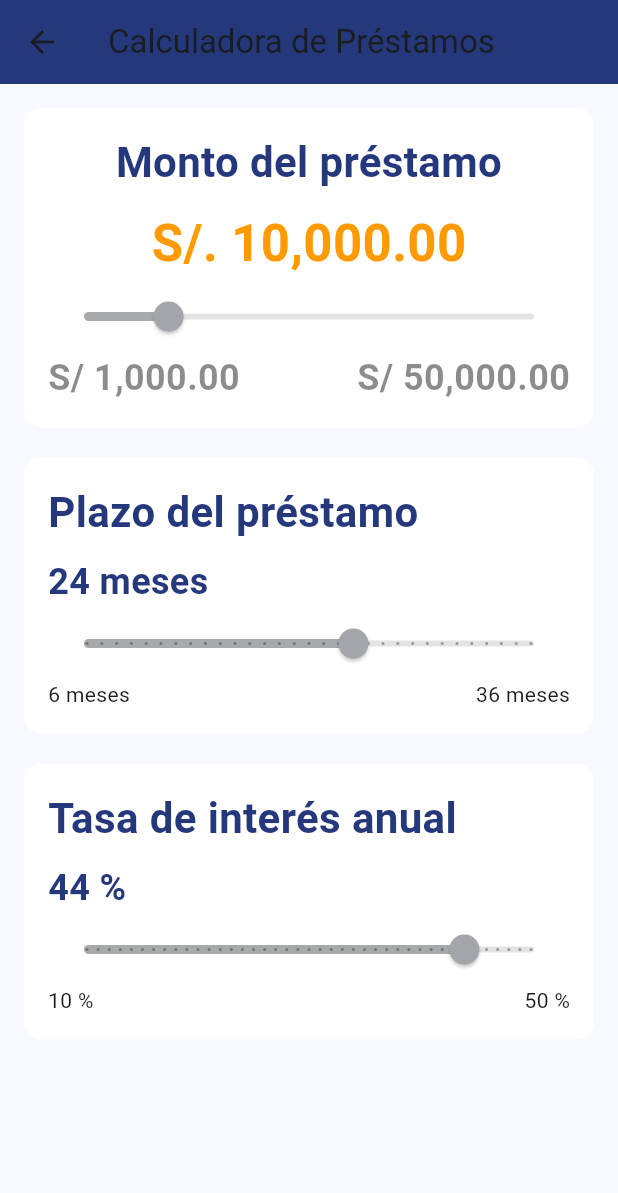
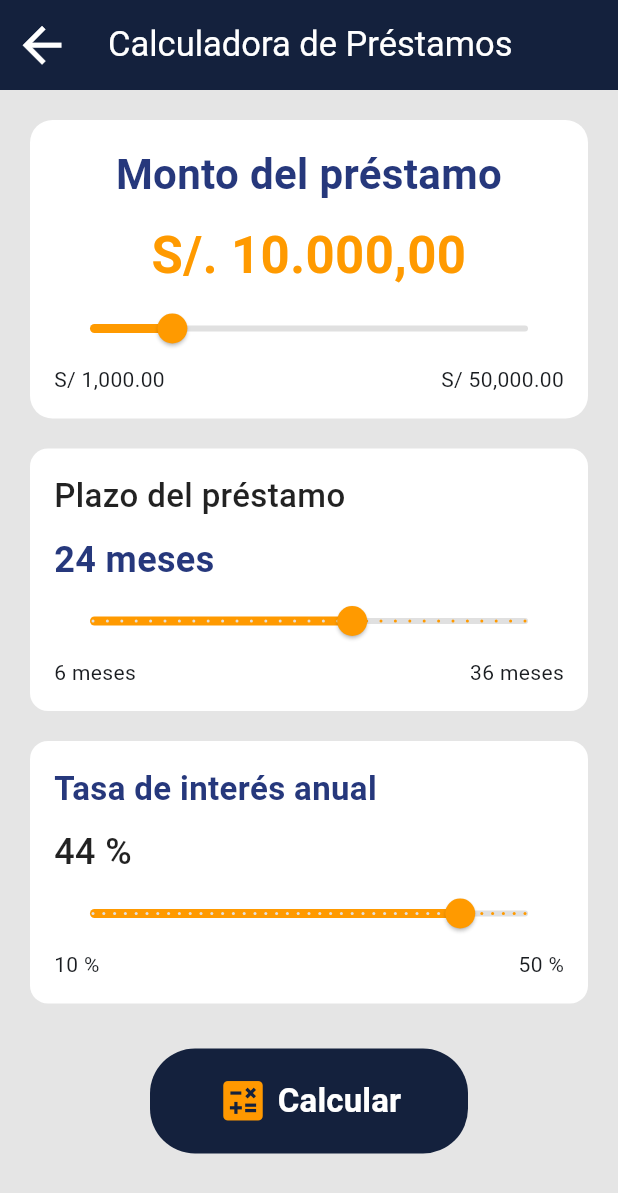
Before and after one commit to hectorfd/examen_flutter_hector, a Flutter app: the screen it shows after launch, after a tap on "Empezar", on a phone screen of 412 x 824 dp. Shown: the top 1193 px of the screen. Run offline on Flutter 3.47's test engine with Material 3 defaults, Android fonts, the light colour scheme and no system bars; network calls fail.

Commit message:
agregar boton, y formato moneda

```diff
--- a/lib/vistas/calculadora.dart
+++ b/lib/vistas/calculadora.dart
@@ -1,47 +1,104 @@
 import 'package:flutter/material.dart';
+import 'package:intl/intl.dart';
 
-class Calculadora extends StatelessWidget {
+class Calculadora extends StatefulWidget {
   const Calculadora({super.key});
 
   @override
+  _CalculadoraState createState() => _CalculadoraState();
+}
+
+class _CalculadoraState extends State<Calculadora> {
+  double _montoPrestamo = 10000.0;
+  int _plazoPrestamo = 24;
+  double _tasaInteres = 44.0;
+
+
+
+  @override
   Widget build(BuildContext context) {
+
     final Size screenSize = MediaQuery.of(context).size;
     final double scaleFactor = screenSize.width > 600 ? 1.5 : 1.0;
+    double iconSize = screenSize.width > 600 ? 32.0 : 24.0;
     return Scaffold(
+      backgroundColor:const Color(0xFFE5E5E5),
       appBar: AppBar(
-        title: const Text('Calculadora de Préstamos'),
-        backgroundColor: const Color(0xFF26387C),
+        toolbarHeight: 60 * scaleFactor,
+        title: Text('Calculadora de Préstamos', style: TextStyle(color: Colors.white, fontSize: 23 * scaleFactor),),
+        backgroundColor: const Color(0xFF14213D),
+        leading: IconButton(onPressed: (){
+          Navigator.pop(context);
+        }, icon: Icon(Icons.arrow_back, size: iconSize * 1.6,color: Colors.white,),),
+        centerTitle: true,
+
       ),
-      body: Padding(
-        padding: EdgeInsets.all(16.0 * scaleFactor),
+      body: SingleChildScrollView(
+        child: Padding(
+          padding: EdgeInsets.all(20 * scaleFactor),
           child: Column(
             crossAxisAlignment: CrossAxisAlignment.stretch,
             children: [
-            _buildMontoPrestamo(scaleFactor),
+              _buildMonto(scaleFactor),
               SizedBox(height: 20 * scaleFactor),
-            _buildPlazoPrestamo(scaleFactor),
+              _buildPlazo(scaleFactor),
               SizedBox(height: 20 * scaleFactor),
               _buildTasaInteres(scaleFactor),
-            SizedBox(height: 20 * scaleFactor),
-
+              SizedBox(height: 30 * scaleFactor),
+               Padding(
+                  padding: EdgeInsets.only(right: 80 * scaleFactor, left: 80 * scaleFactor),
+                  child: Row(
+                      mainAxisAlignment: MainAxisAlignment.end,
+                      children: [
+                        Expanded(
+                          child: ElevatedButton(
+                            // estilos
+                            style: ElevatedButton.styleFrom(
+                              backgroundColor:const Color(0xFF14213D),
+                              shape: RoundedRectangleBorder(borderRadius: BorderRadius.circular(30 * scaleFactor)),
+                              minimumSize: Size(1 * scaleFactor, 70 * scaleFactor),
+                              elevation: 0.0,
+                            ),
+                            onPressed: () {
+                              Navigator.push(
+                              context,
+                              MaterialPageRoute(builder: (context) => const Calculadora()),
+                              );
+                            },
+                            child: Row(
+                              mainAxisAlignment: MainAxisAlignment.center,
+                              children: [
+                                Icon(Icons.calculate, color: Colors.orange, size: 35 * scaleFactor),
+                                Text(' Calcular', style: TextStyle(fontSize: scaleFactor * 22, color: Colors.white, fontWeight: FontWeight.bold)),
                               ],
+                            ),
+                          ),
+                        ),
+                      ],
+                    ),
+                )
+            ],
+          ),
         ),
       ),
     );
   }
 
-  Widget _buildMontoPrestamo(double scaleFactor) {
-
+  Widget _buildMonto(double scaleFactor) {
+    NumberFormat currencyFormat = NumberFormat.currency(locale: 'es_PE', symbol: 'S/. ', decimalDigits: 2, customPattern: '¤#,##0.00');
+    String formattedAmount = currencyFormat.format(_montoPrestamo);
     return Container(
       padding: EdgeInsets.all(16.0 * scaleFactor),
       decoration: BoxDecoration(
         color: Colors.white,
-        borderRadius: BorderRadius.circular(12 * scaleFactor),
+        borderRadius: BorderRadius.circular(15 * scaleFactor),
       ),
       child: Column(
-        crossAxisAlignment: CrossAxisAlignment.center,
+        crossAxisAlignment: CrossAxisAlignment.start,
+        mainAxisAlignment: MainAxisAlignment.center,
         children: [
-          Text(
+          Center(
+            child: Text(
               'Monto del préstamo',
               style: TextStyle(
                 fontSize: 28 * scaleFactor,
@@ -50,37 +107,37 @@ class Calculadora extends StatelessWidget {
               ),
               textAlign: TextAlign.center,
             ),
+          ),
           SizedBox(height: 10 * scaleFactor),
-          Text(
-            'S/. 10,000.00',
+          Center(
+            child: Text(
+              formattedAmount,
               style: TextStyle(
                 fontSize: 34 * scaleFactor,
                 fontWeight: FontWeight.bold,
-              color:const Color(0xFFFF9A00),
+                color: const Color(0xFFFF9A00),
+              ),
+              textAlign: TextAlign.center,
             ),
           ),
           Slider(
-            value: 10000.0,
+            value: _montoPrestamo,
             min: 1000.0,
             max: 50000.0,
             divisions: 490,
             activeColor: const Color(0xFFFF9A00),
             inactiveColor: Colors.grey[300],
-            onChanged: null,
+            onChanged: (value) {
+              setState(() {
+                _montoPrestamo = value;
+              });
+            },
           ),
           Row(
             mainAxisAlignment: MainAxisAlignment.spaceBetween,
-            children: [
-              Text('S/ 1,000.00',style: TextStyle(
-              fontSize: 24 * scaleFactor,
-              fontWeight: FontWeight.bold,
-              color:Colors.black45,
-            ),),
-              Text('S/ 50,000.00',style: TextStyle(
-              fontSize: 24 * scaleFactor,
-              fontWeight: FontWeight.bold,
-              color:Colors.black45,
-            ),),
+            children: const [
+              Text('S/ 1,000.00'),
+              Text('S/ 50,000.00'),
             ],
           ),
         ],
@@ -88,12 +145,12 @@ class Calculadora extends StatelessWidget {
     );
   }
 
-  Widget _buildPlazoPrestamo(double scaleFactor) {
+  Widget _buildPlazo(double scaleFactor) {
     return Container(
       padding: EdgeInsets.all(16.0 * scaleFactor),
       decoration: BoxDecoration(
         color: Colors.white,
-        borderRadius: BorderRadius.circular(12 * scaleFactor),
+        borderRadius: BorderRadius.circular(12),
       ),
       child: Column(
         crossAxisAlignment: CrossAxisAlignment.start,
@@ -101,14 +158,14 @@ class Calculadora extends StatelessWidget {
           Text(
             'Plazo del préstamo',
             style: TextStyle(
-              fontSize: 28 * scaleFactor,
-              fontWeight: FontWeight.bold,
-              color: Color(0xFF26387C),
+              fontSize: 22 * scaleFactor,
+              fontWeight: FontWeight.w500,
+              color: Colors.black87,
             ),
           ),
           SizedBox(height: 10 * scaleFactor),
           Text(
-            '24 meses',
+            '$_plazoPrestamo meses',
             style: TextStyle(
               fontSize: 24 * scaleFactor,
               fontWeight: FontWeight.bold,
@@ -116,13 +173,17 @@ class Calculadora extends StatelessWidget {
             ),
           ),
           Slider(
-            value: 24.0,
+            value: _plazoPrestamo.toDouble(),
             min: 6,
             max: 36,
             divisions: 30,
             activeColor: const Color(0xFFFF9A00),
             inactiveColor: Colors.grey[300],
-            onChanged: null,
+            onChanged: (value) {
+              setState(() {
+                _plazoPrestamo = value.toInt();
+              });
+            },
           ),
           Row(
             mainAxisAlignment: MainAxisAlignment.spaceBetween,
@@ -136,14 +197,12 @@ class Calculadora extends StatelessWidget {
     );
   }
 
-
-
   Widget _buildTasaInteres(double scaleFactor) {
     return Container(
       padding: EdgeInsets.all(16.0 * scaleFactor),
       decoration: BoxDecoration(
         color: Colors.white,
-        borderRadius: BorderRadius.circular(12 * scaleFactor),
+        borderRadius: BorderRadius.circular(12),
       ),
       child: Column(
         crossAxisAlignment: CrossAxisAlignment.start,
@@ -151,28 +210,32 @@ class Calculadora extends StatelessWidget {
           Text(
             'Tasa de interés anual',
             style: TextStyle(
-              fontSize: 28 * scaleFactor,
+              fontSize: 22 * scaleFactor,
               fontWeight: FontWeight.bold,
               color: Color(0xFF26387C),
             ),
           ),
           SizedBox(height: 10 * scaleFactor),
           Text(
-            '44 %',
+            '${_tasaInteres.toStringAsFixed(0)} %',
             style: TextStyle(
               fontSize: 24 * scaleFactor,
-              fontWeight: FontWeight.bold,
-              color: Color(0xFF26387C),
+              fontWeight: FontWeight.w500,
+              color: Colors.black87,
             ),
           ),
           Slider(
-            value: 44.0,
+            value: _tasaInteres,
             min: 10.0,
             max: 50.0,
             divisions: 40,
             activeColor: const Color(0xFFFF9A00),
             inactiveColor: Colors.grey[300],
-            onChanged: null,
+            onChanged: (value) {
+              setState(() {
+                _tasaInteres = value;
+              });
+            },
           ),
           Row(
             mainAxisAlignment: MainAxisAlignment.spaceBetween,
@@ -186,7 +249,4 @@ class Calculadora extends StatelessWidget {
     );
   }
 
-
-
-
 }
--- a/lib/vistas/inicio.dart
+++ b/lib/vistas/inicio.dart
@@ -41,7 +41,7 @@ class Inicio extends StatelessWidget{
               ),
               SizedBox(height: 150 * scaleFactor,),
               Padding(
-                padding: EdgeInsets.only(right: 60*scaleFactor, left: 60*scaleFactor),
+                padding: EdgeInsets.only(right: 80*scaleFactor, left: 80 *scaleFactor),
                 child: Row(
                     mainAxisAlignment: MainAxisAlignment.end,
                     children: [
@@ -49,9 +49,9 @@ class Inicio extends StatelessWidget{
                         child: ElevatedButton(
                           // estilos
                           style: ElevatedButton.styleFrom(
-                            backgroundColor: Colors.black87,
+                            backgroundColor:const Color(0xFF14213D),
                             shape: RoundedRectangleBorder(borderRadius: BorderRadius.circular(30 * scaleFactor)),
-                            minimumSize: Size(1 * scaleFactor, 60 * scaleFactor),
+                            minimumSize: Size(1 * scaleFactor, 70 * scaleFactor),
                             elevation: 0.0,
                           ),
                           onPressed: () {
@@ -63,8 +63,8 @@ class Inicio extends StatelessWidget{
                           child: Row(
                             mainAxisAlignment: MainAxisAlignment.center,
                             children: [
-                              Icon(Icons.arrow_right_sharp, color: Colors.orange, size: 40 * scaleFactor),
-                              Text(' Empezar', style: TextStyle(fontSize: scaleFactor * 22, color: Colors.white, fontWeight: FontWeight.bold)),
+                              Icon(Icons.arrow_right_sharp, color: Colors.orange, size: 50 * scaleFactor),
+                              Text('Empezar', style: TextStyle(fontSize: scaleFactor * 22, color: Colors.white, fontWeight: FontWeight.bold)),
                             ],
                           ),
                         ),
--- a/pubspec.yaml
+++ b/pubspec.yaml
@@ -30,7 +30,7 @@ environment:
 dependencies:
   flutter:
     sdk: flutter
-
+  intl: ^0.17.0
 
   # The following adds the Cupertino Icons font to your application.
   # Use with the CupertinoIcons class for iOS style icons.
```
Also changed, not shown: pubspec.lock. Lines whose indentation alone changed are shown as unchanged.
